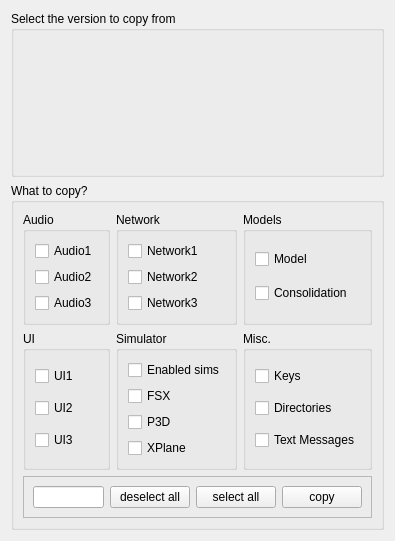
Before: the Qt Designer form src/gui/components/copysettingsandcachescomponent.ui in swift-project/pilotclient, drawn with Qt 5.
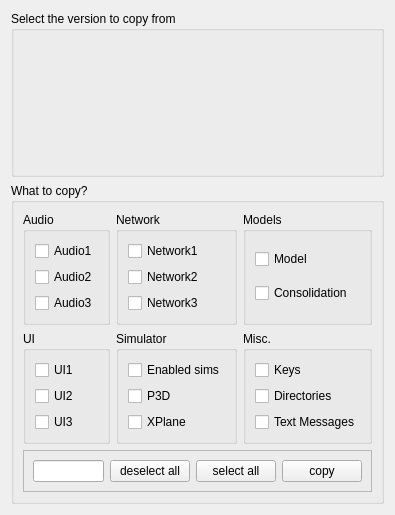
After: the same form once the commit is applied. Custom widgets are drawn as their Qt base class.

```diff
--- a/src/gui/components/copysettingsandcachescomponent.ui
+++ b/src/gui/components/copysettingsandcachescomponent.ui
@@ -160,13 +160,6 @@
               </property>
              </widget>
             </item>
-            <item>
-             <widget class="QCheckBox" name="cb_SettingsSimulatorFSX">
-              <property name="text">
-               <string>FSX</string>
-              </property>
-             </widget>
-            </item>
             <item>
              <widget class="QCheckBox" name="cb_SettingsSimulatorP3D">
               <property name="text">
```
Left out of the diff: 1 changed line with no effect on the pictures.
